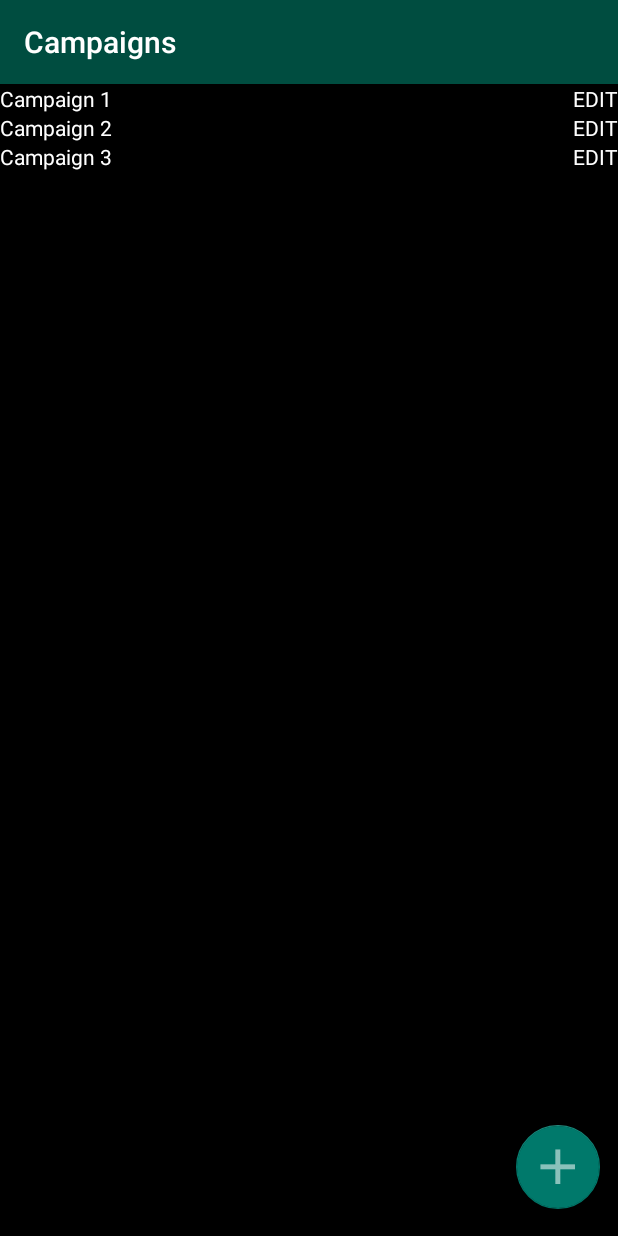
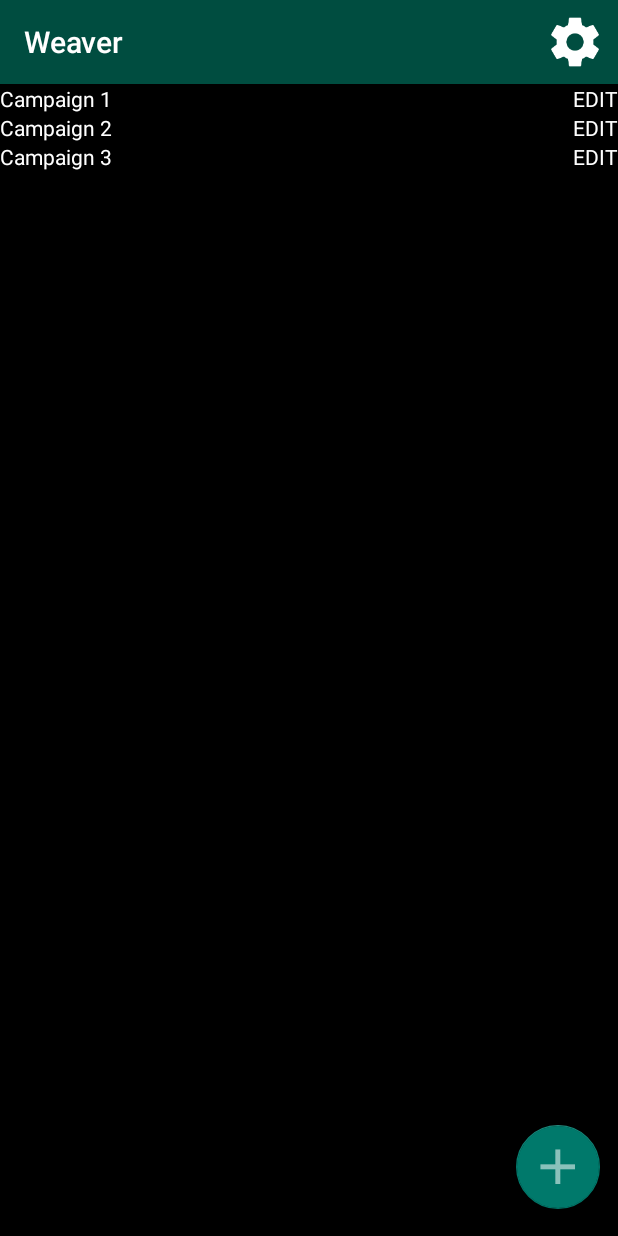
Before and after one commit to TimNowaczynski/weaver, an Android app: the screen it shows after launch (CampaignListActivity), on a phone screen of 412 x 824 dp. Run offline under Robolectric (Android 15) with nearby library versions, the phone set to English and light mode, and no system bars.

Commit message:
Styled the settings button and added dummy activities which can be reached by going through the toolbar menu

```diff
--- a/app/src/main/java/de/quarian/weaver/campaigns/CampaignListActivity.java
+++ b/app/src/main/java/de/quarian/weaver/campaigns/CampaignListActivity.java
@@ -4,6 +4,9 @@ import android.app.Activity;
 import android.content.Context;
 import android.content.Intent;
 import android.os.Bundle;
+import android.view.Menu;
+import android.view.MenuInflater;
+import android.view.MenuItem;
 import android.view.View;
 
 import java.util.ArrayList;
@@ -11,10 +14,14 @@ import java.util.List;
 
 import androidx.annotation.Nullable;
 import androidx.appcompat.app.AppCompatActivity;
+import androidx.appcompat.widget.Toolbar;
 import androidx.recyclerview.widget.LinearLayoutManager;
 import androidx.recyclerview.widget.RecyclerView;
 import de.quarian.weaver.NavigationController;
 import de.quarian.weaver.R;
+import de.quarian.weaver.SettingsActivity;
+import de.quarian.weaver.assets.ViewScheduledToDeleteActivity;
+import de.quarian.weaver.namesets.ManageNameSetsActivity;
 
 public class CampaignListActivity extends AppCompatActivity {
 
@@ -31,7 +38,7 @@ public class CampaignListActivity extends AppCompatActivity {
     protected void onCreate(@Nullable Bundle savedInstanceState) {
         super.onCreate(savedInstanceState);
         setContentView(R.layout.activity_campaign_list);
-        setTitle(R.string.activity_title_campaign_screen);
+        setUpToolbar();
         setUpFloatingActionButton();
 
         final RecyclerView campaignList = findViewById(R.id.campaign_list);
@@ -44,9 +51,59 @@ public class CampaignListActivity extends AppCompatActivity {
         campaignListAdapter.setCampaignDisplayObjects(campaignDisplayObjects);
     }
 
+    private void setUpToolbar() {
+        final Toolbar toolbar = findViewById(R.id.toolbar);
+        setSupportActionBar(toolbar);
+        toolbar.setTitle(R.string.activity_title_campaign_screen);
+    }
+
     private void setUpFloatingActionButton() {
         final View floatingActionButton = findViewById(R.id.campaign_list_add_campaign);
         floatingActionButton.setOnClickListener((view) -> NavigationController.getInstance().addCampaign(this));
+    }
+
+    @Override
+    public boolean onCreateOptionsMenu(Menu menu) {
+        final MenuInflater menuInflater = new MenuInflater(getBaseContext());
+        menuInflater.inflate(R.menu.menu_campaign_list_activity, menu);
+        return true;
+    }
+
+    @Override
+    public boolean onOptionsItemSelected(MenuItem item) {
+        final int itemId = item.getItemId();
+        switch (itemId) {
+            case R.id.menu_item_app_settings: {
+                openAppSettings();
+                break;
+            }
+            case R.id.menu_item_manage_name_sets: {
+                manageNameSets();
+                break;
+            }
+            case R.id.menu_item_view_scheduled_to_delete: {
+                viewScheduledToDelete();
+            }
+        }
+        return super.onOptionsItemSelected(item);
+    }
+
+    private void openAppSettings() {
+        final Context baseContext = getBaseContext();
+        final Intent intent = new Intent(baseContext, SettingsActivity.class);
+        startActivity(intent);
+    }
+
+    private void manageNameSets() {
+        final Context baseContext = getBaseContext();
+        final Intent intent = new Intent(baseContext, ManageNameSetsActivity.class);
+        startActivity(intent);
+    }
+
+    private void viewScheduledToDelete() {
+        final Context baseContext = getBaseContext();
+        final Intent intent = new Intent(baseContext, ViewScheduledToDeleteActivity.class);
+        startActivity(intent);
     }
 
     @Override
--- a/app/src/main/res/layout/activity_campaign_list.xml
+++ b/app/src/main/res/layout/activity_campaign_list.xml
@@ -1,11 +1,25 @@
 <?xml version="1.0" encoding="utf-8"?>
-<FrameLayout xmlns:android="http://schemas.android.com/apk/res/android"
+<LinearLayout xmlns:android="http://schemas.android.com/apk/res/android"
     xmlns:tools="http://schemas.android.com/tools"
     xmlns:app="http://schemas.android.com/apk/res-auto"
     android:background="@color/pitch_black"
+    android:orientation="vertical"
     android:layout_width="match_parent"
     android:layout_height="match_parent"
     tools:context=".campaigns.CampaignActivity">
+
+    <androidx.appcompat.widget.Toolbar
+        android:id="@+id/toolbar"
+        android:background="@color/primaryColor"
+        app:titleTextColor="@color/white"
+        android:paddingEnd="12dp"
+        android:paddingStart="12dp"
+        android:layout_width="match_parent"
+        android:layout_height="wrap_content"/>
+
+    <FrameLayout
+        android:layout_width="match_parent"
+        android:layout_height="match_parent">
 
         <androidx.recyclerview.widget.RecyclerView
             android:id="@+id/campaign_list"
@@ -23,3 +37,5 @@
             android:layout_height="56dp"/>
 
     </FrameLayout>
+
+</LinearLayout>
--- /dev/null
+++ b/app/src/main/res/menu/menu_campaign_list_activity.xml
@@ -0,0 +1,20 @@
+<?xml version="1.0" encoding="utf-8"?>
+<menu xmlns:android="http://schemas.android.com/apk/res/android">
+
+    <item
+        android:id="@+id/menu_item_app_settings"
+        android:orderInCategory="1"
+        android:icon="@drawable/ic_settings"
+        android:title="@string/activity_campaign_list_menu_settings"/>
+
+    <item
+        android:id="@+id/menu_item_manage_name_sets"
+        android:orderInCategory="2"
+        android:title="@string/activity_campaign_list_menu_manage_name_sets"/>
+
+    <item
+        android:id="@+id/menu_item_view_scheduled_to_delete"
+        android:orderInCategory="3"
+        android:title="@string/activity_campaign_list_menu_view_scheduled_to_delete"/>
+
+</menu>
--- a/app/src/main/res/values/strings.xml
+++ b/app/src/main/res/values/strings.xml
@@ -1,11 +1,19 @@
 <resources>
     <string name="app_name">Weaver</string>
+
     <string name="activity_title_campaign_screen">Campaigns</string>
     <string name="activity_title_view_campaign_screen">View Campaign</string>
     <string name="activity_title_add_campaign_screen">Add Campaign</string>
     <string name="activity_title_edit_campaign_screen">Edit Campaign</string>
+    <string name="activity_title_settings_screen">Settings</string>
+    <string name="activity_title_manage_name_sets">Manage Name Sets</string>
+    <string name="activity_title_view_scheduled_to_delete">Scheduled to Delete</string>
+
+    <string name="activity_campaign_list_menu_settings">Settings</string>
+    <string name="activity_campaign_list_menu_manage_name_sets">Name Sets</string>
+    <string name="activity_campaign_list_menu_view_scheduled_to_delete">Scheduled to Delete</string>
+    <string name="activity_campaign_list_add_campaign">Add Campaign</string>
 
     <string name="edit_campaign">EDIT</string>
 
-    <string name="campaign_list_add_campaign">Add Campaign</string>
 </resources>
--- a/app/src/main/res/values/styles.xml
+++ b/app/src/main/res/values/styles.xml
@@ -6,6 +6,7 @@
         <item name="colorPrimary">@color/primaryColor</item>
         <item name="colorPrimaryDark">@color/primaryDarkColor</item>
         <item name="colorAccent">@color/secondaryColor</item>
+        <item name="actionOverflowButtonStyle">@style/AppTheme.ActionOverflowButton</item>
     </style>
 
     <style name="AppTheme.NoActionBar" parent="AppTheme">
@@ -13,4 +14,8 @@
         <item name="windowNoTitle">true</item>
     </style>
 
+    <style name="AppTheme.ActionOverflowButton">
+        <item name="srcCompat">@drawable/ic_settings</item>
+    </style>
+
 </resources>
```
Also changed, not shown: app/src/main/AndroidManifest.xml (+9 -1 lines), app/src/main/java/de/quarian/weaver/NavigationController.java (+17 -0 lines), app/src/main/java/de/quarian/weaver/SettingsActivity.java (added, +18 -0 lines), app/src/main/java/de/quarian/weaver/assets/ViewScheduledToDeleteActivity.java (added, +17 -0 lines), app/src/main/java/de/quarian/weaver/namesets/ManageNameSetsActivity.java (added, +17 -0 lines), app/src/main/res/layout/activity_manage_name_sets.xml (added, +8 -0 lines), app/src/main/res/layout/activity_settings.xml (added, +8 -0 lines), app/src/main/res/layout/activity_view_scheduled_to_delete.xml (added, +8 -0 lines), app/src/main/res/drawable-hdpi/ic_settings.png (added), app/src/main/res/drawable-mdpi/ic_settings.png (added), app/src/main/res/drawable-xhdpi/ic_settings.png (added), app/src/main/res/drawable-xxhdpi/ic_settings.png (added), app/src/main/res/drawable-xxxhdpi/ic_settings.png (added). Lines whose indentation alone changed are shown as unchanged.
